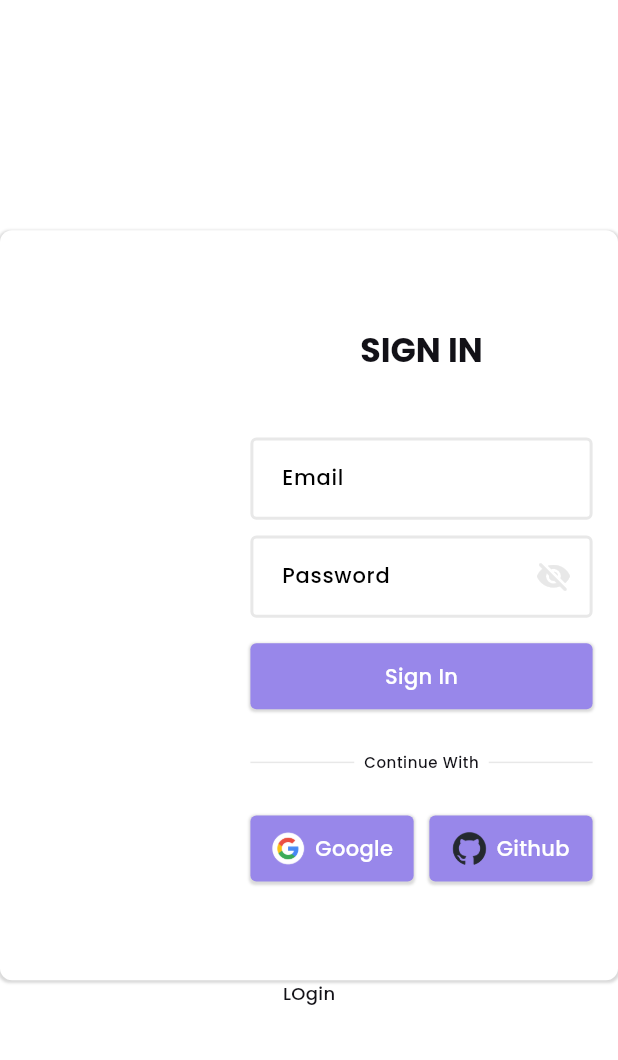
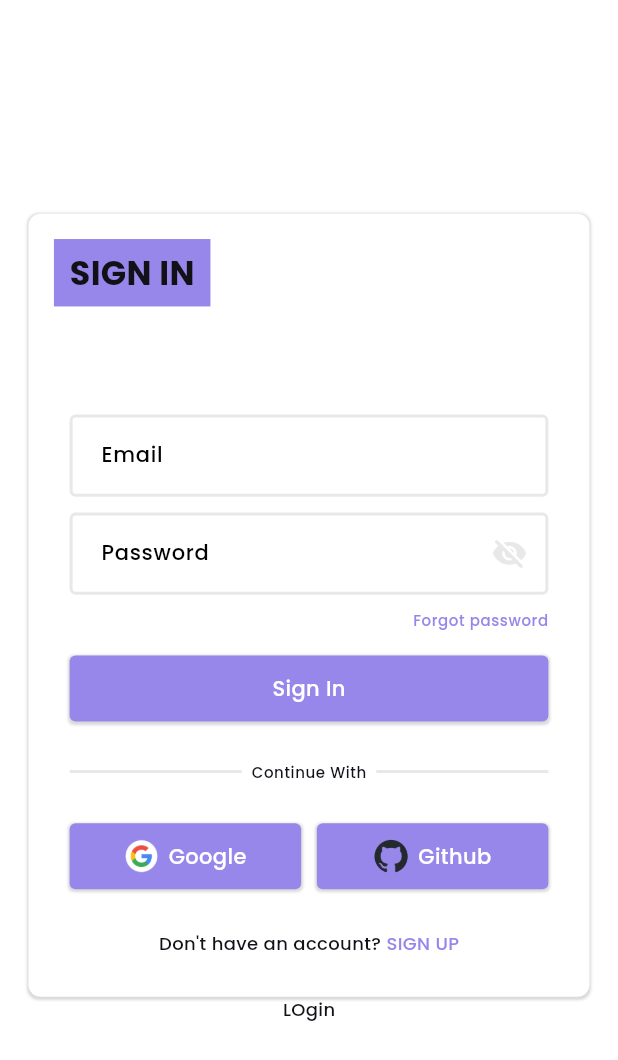
Before and after one commit to sumit-coder/help-me-design, a Flutter app: the screen it shows after launch, on a phone screen of 412 x 824 dp. Shown: the top 1060 px of the screen. Run offline on Flutter 3.47's test engine with Material 2 defaults, Android fonts, the phone set to English and light mode, and no system bars; drawn by our look-alikes of flutter_animate; our stand-ins replace appwrite, dotted_border, dropdown_button2, flutter_highlight, google_fonts; missing offline and left inert: code_text_field, favicon, highlight, patterns_canvas, web_scraper.

Commit message:
work on signin screen widgets

```diff
--- a/lib/views/screens/onboarding_screens/signin_screen.dart
+++ b/lib/views/screens/onboarding_screens/signin_screen.dart
@@ -7,6 +7,11 @@ import 'package:help_me_design/theme/my_design_system.dart';
 import 'package:help_me_design/theme/my_theme.dart';
 import 'package:help_me_design/views/widgets/button_tap_effect.dart';
 import 'package:help_me_design/views/widgets/container_pattern_painter.dart';
+import 'package:help_me_design/views/widgets/divider_with_title.dart';
+import 'package:help_me_design/views/widgets/form_widgets/buttons/button_with_title_and_icon.dart';
+import 'package:help_me_design/views/widgets/form_widgets/buttons/simple_button.dart';
+import 'package:help_me_design/views/widgets/form_widgets/input_fields/email_input_field.dart';
+import 'package:help_me_design/views/widgets/form_widgets/input_fields/password_input_field.dart';
 import 'package:html/parser.dart';
 import 'package:image/image.dart' as img;
 
@@ -92,178 +97,109 @@ class _SignInScreenState extends State<SignInScreen> {
             children: [
               Container(
                 // height: 500,
-                width: 500,
+                width: 374,
                 // padding: EdgeInsets.all(MySpaceSystem.spaceX3),
                 decoration: BoxDecoration(
                   color: themeData.colorScheme.secondary,
                   boxShadow: cardShadow,
                   borderRadius: BorderRadius.circular(8),
                 ),
-                child: Row(
+                child: Column(
                   children: [
                     Container(
-                      width: 150,
-                      height: 500,
+                      width: 374,
+                      height: 100,
                       child: CustomPaint(
-                        painter: ContainerSquarePatternTwoPainter(50, context),
+                        painter: ContainerPatternPainter(42, context),
                         child: Container(
                           padding: EdgeInsets.all(MySpaceSystem.spaceX3),
+                          alignment: Alignment.topLeft,
+                          child: Container(
+                            color: themeData.colorScheme.primary,
+                            padding: EdgeInsets.symmetric(horizontal: MySpaceSystem.spaceX2, vertical: MySpaceSystem.spaceX1),
+                            child: Text(
+                              "Sign In".toUpperCase(),
+                              style: MyTextTypeSystem.titleXLargeDark,
                             ),
                           ),
                         ),
+                      ),
+                    ),
+                    SizedBox(height: MySpaceSystem.spaceX1),
                     // Login Form
-                    Expanded(
-                      child: Container(
-                        padding: EdgeInsets.all(MySpaceSystem.spaceX3),
+                    Container(
+                      padding: EdgeInsets.all(MySpaceSystem.spaceX4),
                       child: Column(
                         crossAxisAlignment: CrossAxisAlignment.center,
                         mainAxisAlignment: MainAxisAlignment.center,
                         // mainAxisAlignment: MainAxisAlignment.center,
                         children: [
-                            Padding(
-                              padding: EdgeInsets.only(bottom: MySpaceSystem.spaceX5),
-                              child: Text("Sign In".toUpperCase(), style: themeData.textTheme.titleLarge),
+                          // Text('Email*', style: themeData.textTheme.titleSmall),
+                          // SizedBox(height: MySpaceSystem.spaceX1),
+                          EmailInputField(),
+                          SizedBox(height: MySpaceSystem.spaceX2),
+                          PasswordInputField(),
+                          SizedBox(height: MySpaceSystem.spaceX2),
+                          Row(
+                            mainAxisAlignment: MainAxisAlignment.end,
+                            children: [
+                              ButtonTapEffect(
+                                onTap: () {},
+                                child: Text(
+                                  "Forgot password",
+                                  style: themeData.textTheme.bodySmall!.copyWith(color: themeData.colorScheme.primary),
+                                ),
+                              )
+                            ],
+                          ),
+                          SizedBox(height: MySpaceSystem.spaceX3),
+                          SimpleButton(
+                            buttonTitle: "Sign In",
+                            onTap: () {
+                              print("object");
+                            },
                           ),
 
-                            // Text('Email*', style: themeData.textTheme.titleSmall),
-                            // SizedBox(height: MySpaceSystem.spaceX1),
-                            TextFormField(
-                              // controller: nameEditingController,
-                              cursorColor: MyColors.actionColor,
-                              maxLines: 1,
-                              style: themeData.textTheme.bodyLarge!.copyWith(decoration: TextDecoration.none),
-                              decoration: InputDecoration(
-                                filled: true,
-                                fillColor: themeData.colorScheme.secondary,
-                                border: InputBorder.none,
-                                contentPadding: EdgeInsets.symmetric(horizontal: MySpaceSystem.spaceX3, vertical: MySpaceSystem.spaceX3),
-                                hintText: 'Email',
-                                enabledBorder: OutlineInputBorder(
-                                  borderSide: BorderSide(width: 2, color: themeData.colorScheme.outline), //<-- SEE HERE
-                                  borderRadius: BorderRadius.circular(4.0),
-                                ),
-                                focusedBorder: OutlineInputBorder(
-                                  borderSide: BorderSide(width: 2, color: themeData.colorScheme.primary), //<-- SEE HERE
-                                  borderRadius: BorderRadius.circular(4.0),
-                                ),
-                              ),
-                            ),
-                            SizedBox(height: MySpaceSystem.spaceX2),
-                            TextFormField(
-                              // controller: nameEditingController,
-                              cursorColor: MyColors.actionColor,
-                              maxLines: 1,
-                              style: themeData.textTheme.bodyLarge!.copyWith(decoration: TextDecoration.none),
-                              decoration: InputDecoration(
-                                suffixIcon: ButtonTapEffect(
-                                  margin: EdgeInsets.only(right: 4),
-                                  onTap: () {},
-                                  child: Icon(Icons.visibility_off_rounded, color: themeData.colorScheme.outline),
-                                ),
-                                filled: true,
-                                fillColor: themeData.colorScheme.secondary,
-                                border: InputBorder.none,
-                                contentPadding: EdgeInsets.symmetric(horizontal: MySpaceSystem.spaceX3, vertical: MySpaceSystem.spaceX3),
-                                hintText: 'Password',
-                                enabledBorder: OutlineInputBorder(
-                                  borderSide: BorderSide(width: 2, color: themeData.colorScheme.outline), //<-- SEE HERE
-                                  borderRadius: BorderRadius.circular(4.0),
-                                ),
-                                focusedBorder: OutlineInputBorder(
-                                  borderSide: BorderSide(width: 2, color: themeData.colorScheme.primary), //<-- SEE HERE
-                                  borderRadius: BorderRadius.circular(4.0),
-                                ),
-                              ),
-                            ),
-                            SizedBox(height: MySpaceSystem.spaceX3),
-                            ButtonTapEffect(
-                              onTap: () {},
-                              child: Container(
-                                height: 44,
-                                padding: EdgeInsets.all(MySpaceSystem.spaceX2),
-                                decoration: BoxDecoration(
-                                  color: themeData.colorScheme.primary,
-                                  // color: themeData.colorScheme.secondary,
-                                  boxShadow: cardShadow,
-                                  borderRadius: BorderRadius.circular(4),
-                                ),
-                                child: Center(child: Text("Sign In", style: MyTextTypeSystem.bodyLarge)),
-                              ),
-                            ),
-                            Container(
-                              margin: EdgeInsets.symmetric(vertical: MySpaceSystem.spaceX4),
-                              child: Row(
-                                children: [
-                                  Expanded(child: Divider(thickness: 1, color: themeData.colorScheme.outline)),
-                                  Padding(
-                                    padding: EdgeInsets.symmetric(horizontal: MySpaceSystem.spaceX1),
-                                    child: Text("Continue With", style: themeData.textTheme.bodySmall),
-                                  ),
-                                  Expanded(child: Divider(thickness: 1, height: 1, color: themeData.colorScheme.outline)),
-                                ],
-                              ),
-                            ),
+                          DividerWithTitle(title: 'Continue With', margin: EdgeInsets.symmetric(vertical: MySpaceSystem.spaceX4)),
+
                           Container(
                             // margin: EdgeInsets.only(top: MySpaceSystem.spaceX3),
                             child: Row(
                               children: [
                                 Expanded(
-                                    child: ButtonTapEffect(
+                                  child: ButtonWithTitleAndIcon(
                                     onTap: () {},
-                                      child: Container(
-                                        height: 44,
-                                        padding: EdgeInsets.all(MySpaceSystem.spaceX2),
-                                        decoration: BoxDecoration(
-                                          color: themeData.colorScheme.primary,
-                                          // color: themeData.colorScheme.secondary,
-                                          boxShadow: cardShadow,
-                                          borderRadius: BorderRadius.circular(4),
-                                        ),
-                                        child: Row(
-                                          mainAxisAlignment: MainAxisAlignment.center,
-                                          children: [
-                                            Image.asset("assets/images/google-icon.png"),
-                                            SizedBox(width: MySpaceSystem.spaceX1),
-                                            Text("Google", style: MyTextTypeSystem.bodyLarge),
-                                          ],
-                                        ),
-                                      ),
+                                    buttonTitle: "Google",
+                                    icon: Image.asset("assets/images/google-icon.png"),
                                   ),
                                 ),
                                 SizedBox(width: MySpaceSystem.spaceX2),
                                 Expanded(
-                                    child: ButtonTapEffect(
+                                  child: ButtonWithTitleAndIcon(
                                     onTap: () {},
-                                      child: Container(
-                                        height: 44,
-                                        padding: EdgeInsets.all(MySpaceSystem.spaceX2),
-                                        decoration: BoxDecoration(
-                                          color: themeData.colorScheme.primary,
-                                          // color: themeData.colorScheme.secondary,
-                                          boxShadow: cardShadow,
-                                          borderRadius: BorderRadius.circular(4),
-                                        ),
-                                        child: Center(
-                                            child: Row(
-                                          mainAxisAlignment: MainAxisAlignment.center,
-                                          children: [
-                                            ClipRRect(
-                                              borderRadius: BorderRadius.circular(24),
-                                              child: Image.asset("assets/images/github-icon.png"),
-                                            ),
-                                            SizedBox(width: MySpaceSystem.spaceX1),
-                                            Text("Github", style: MyTextTypeSystem.bodyLarge),
-                                          ],
-                                        )),
-                                      ),
+                                    buttonTitle: "Github",
+                                    icon: Image.asset("assets/images/github-icon.png"),
                                   ),
                                 )
                               ],
                             ),
                           ),
                           // SizedBox(height: 64)
+                          SizedBox(height: MySpaceSystem.spaceX4),
+                          Row(
+                            mainAxisAlignment: MainAxisAlignment.center,
+                            children: [
+                              Text("Don't have an account? ", style: themeData.textTheme.bodyMedium),
+                              ButtonTapEffect(
+                                onTap: () {},
+                                child: Text(
+                                  "Sign Up".toUpperCase(),
+                                  style: themeData.textTheme.bodyMedium!.copyWith(color: themeData.colorScheme.primary),
+                                ),
+                              )
                             ],
                           ),
+                        ],
                       ),
                     )
                   ],
--- /dev/null
+++ b/lib/views/widgets/divider_with_title.dart
@@ -0,0 +1,32 @@
+import 'package:flutter/material.dart';
+
+import '../../theme/my_design_system.dart';
+
+class DividerWithTitle extends StatelessWidget {
+  const DividerWithTitle({
+    super.key,
+    required this.title,
+    this.margin,
+  });
+
+  final String title;
+  final EdgeInsets? margin;
+
+  @override
+  Widget build(BuildContext context) {
+    var themeData = Theme.of(context);
+    return Container(
+      margin: margin,
+      child: Row(
+        children: [
+          Expanded(child: Divider(thickness: 2, height: 1, color: themeData.colorScheme.outline)),
+          Padding(
+            padding: EdgeInsets.symmetric(horizontal: MySpaceSystem.spaceX1),
+            child: Text("Continue With", style: themeData.textTheme.bodySmall),
+          ),
+          Expanded(child: Divider(thickness: 2, height: 1, color: themeData.colorScheme.outline)),
+        ],
+      ),
+    );
+  }
+}
--- /dev/null
+++ b/lib/views/widgets/form_widgets/buttons/button_with_title_and_icon.dart
@@ -0,0 +1,47 @@
+import 'package:flutter/material.dart';
+import 'package:help_me_design/theme/my_design_system.dart';
+import 'package:help_me_design/theme/my_theme.dart';
+import 'package:help_me_design/views/widgets/button_tap_effect.dart';
+
+class ButtonWithTitleAndIcon extends StatelessWidget {
+  const ButtonWithTitleAndIcon({
+    super.key,
+    required this.buttonTitle,
+    required this.icon,
+    required this.onTap,
+  });
+
+  final String buttonTitle;
+  final Widget icon;
+  final VoidCallback onTap;
+
+  @override
+  Widget build(BuildContext context) {
+    var themeData = Theme.of(context);
+    return ButtonTapEffect(
+      onTap: onTap,
+      child: Container(
+        height: 44,
+        padding: EdgeInsets.all(MySpaceSystem.spaceX2),
+        decoration: BoxDecoration(
+          color: themeData.colorScheme.primary,
+          // color: themeData.colorScheme.secondary,
+          boxShadow: cardShadow,
+          borderRadius: BorderRadius.circular(4),
+        ),
+        child: Center(
+            child: Row(
+          mainAxisAlignment: MainAxisAlignment.center,
+          children: [
+            ClipRRect(
+              borderRadius: BorderRadius.circular(24),
+              child: icon,
+            ),
+            SizedBox(width: MySpaceSystem.spaceX1),
+            Text(buttonTitle, style: MyTextTypeSystem.bodyLarge),
+          ],
+        )),
+      ),
+    );
+  }
+}
--- /dev/null
+++ b/lib/views/widgets/form_widgets/buttons/simple_button.dart
@@ -0,0 +1,34 @@
+import 'package:flutter/material.dart';
+import 'package:help_me_design/theme/my_design_system.dart';
+import 'package:help_me_design/theme/my_theme.dart';
+import 'package:help_me_design/views/widgets/button_tap_effect.dart';
+
+class SimpleButton extends StatelessWidget {
+  const SimpleButton({
+    super.key,
+    required this.onTap,
+    required this.buttonTitle,
+  });
+
+  final VoidCallback onTap;
+  final String buttonTitle;
+
+  @override
+  Widget build(BuildContext context) {
+    var themeData = Theme.of(context);
+    return ButtonTapEffect(
+      onTap: onTap,
+      child: Container(
+        height: 44,
+        padding: EdgeInsets.all(MySpaceSystem.spaceX2),
+        decoration: BoxDecoration(
+          color: themeData.colorScheme.primary,
+          // color: themeData.colorScheme.secondary,
+          boxShadow: cardShadow,
+          borderRadius: BorderRadius.circular(4),
+        ),
+        child: Center(child: Text(buttonTitle, style: MyTextTypeSystem.bodyLarge)),
+      ),
+    );
+  }
+}
--- /dev/null
+++ b/lib/views/widgets/form_widgets/input_fields/email_input_field.dart
@@ -0,0 +1,35 @@
+import 'package:flutter/material.dart';
+import 'package:help_me_design/theme/my_colors.dart';
+import 'package:help_me_design/theme/my_design_system.dart';
+
+class EmailInputField extends StatelessWidget {
+  const EmailInputField({
+    super.key,
+  });
+
+  @override
+  Widget build(BuildContext context) {
+    var themeData = Theme.of(context);
+    return TextFormField(
+      // controller: nameEditingController,
+      cursorColor: MyColors.actionColor,
+      maxLines: 1,
+      style: themeData.textTheme.bodyLarge!.copyWith(decoration: TextDecoration.none),
+      decoration: InputDecoration(
+        filled: true,
+        fillColor: themeData.colorScheme.secondary,
+        border: InputBorder.none,
+        contentPadding: EdgeInsets.symmetric(horizontal: MySpaceSystem.spaceX3, vertical: MySpaceSystem.spaceX3),
+        hintText: 'Email',
+        enabledBorder: OutlineInputBorder(
+          borderSide: BorderSide(width: 2, color: themeData.colorScheme.outline), //<-- SEE HERE
+          borderRadius: BorderRadius.circular(4.0),
+        ),
+        focusedBorder: OutlineInputBorder(
+          borderSide: BorderSide(width: 2, color: themeData.colorScheme.primary), //<-- SEE HERE
+          borderRadius: BorderRadius.circular(4.0),
+        ),
+      ),
+    );
+  }
+}
--- /dev/null
+++ b/lib/views/widgets/form_widgets/input_fields/password_input_field.dart
@@ -0,0 +1,41 @@
+import 'package:flutter/material.dart';
+import 'package:help_me_design/theme/my_colors.dart';
+import 'package:help_me_design/theme/my_design_system.dart';
+import 'package:help_me_design/views/widgets/button_tap_effect.dart';
+
+class PasswordInputField extends StatelessWidget {
+  const PasswordInputField({
+    super.key,
+  });
+
+  @override
+  Widget build(BuildContext context) {
+    var themeData = Theme.of(context);
+    return TextFormField(
+      // controller: nameEditingController,
+      cursorColor: MyColors.actionColor,
+      maxLines: 1,
+      style: themeData.textTheme.bodyLarge!.copyWith(decoration: TextDecoration.none),
+      decoration: InputDecoration(
+        suffixIcon: ButtonTapEffect(
+          margin: EdgeInsets.only(right: 4),
+          onTap: () {},
+          child: Icon(Icons.visibility_off_rounded, color: themeData.colorScheme.outline),
+        ),
+        filled: true,
+        fillColor: themeData.colorScheme.secondary,
+        border: InputBorder.none,
+        contentPadding: EdgeInsets.symmetric(horizontal: MySpaceSystem.spaceX3, vertical: MySpaceSystem.spaceX3),
+        hintText: 'Password',
+        enabledBorder: OutlineInputBorder(
+          borderSide: BorderSide(width: 2, color: themeData.colorScheme.outline), //<-- SEE HERE
+          borderRadius: BorderRadius.circular(4.0),
+        ),
+        focusedBorder: OutlineInputBorder(
+          borderSide: BorderSide(width: 2, color: themeData.colorScheme.primary), //<-- SEE HERE
+          borderRadius: BorderRadius.circular(4.0),
+        ),
+      ),
+    );
+  }
+}
```
Lines whose indentation alone changed are shown as unchanged.
